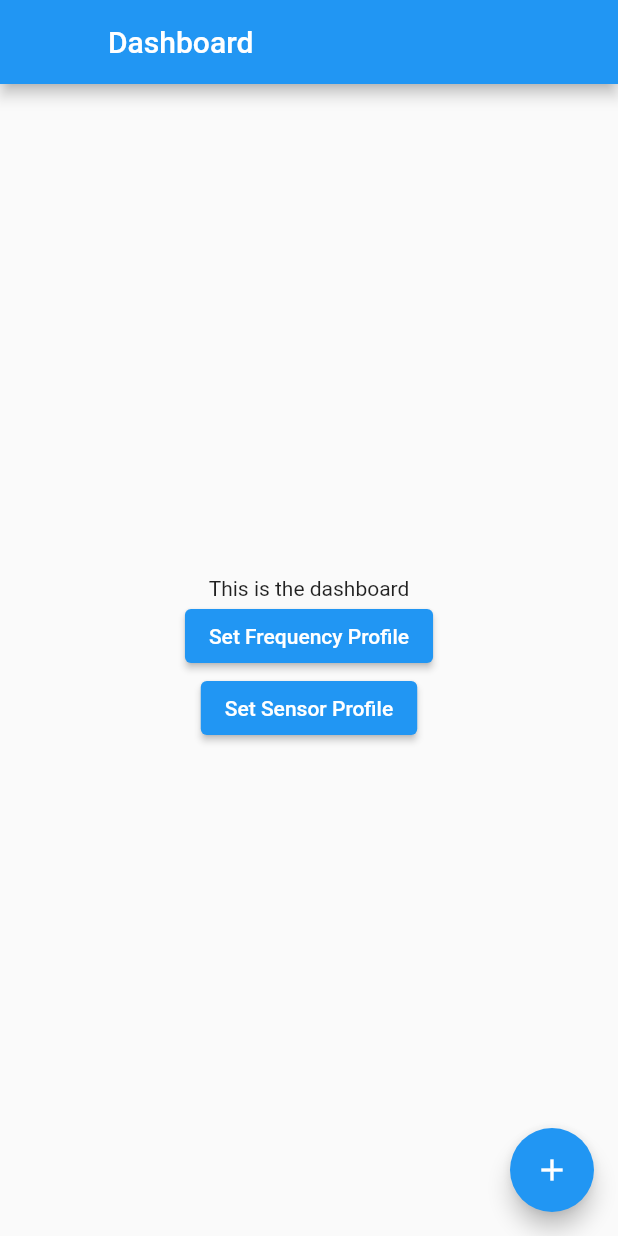
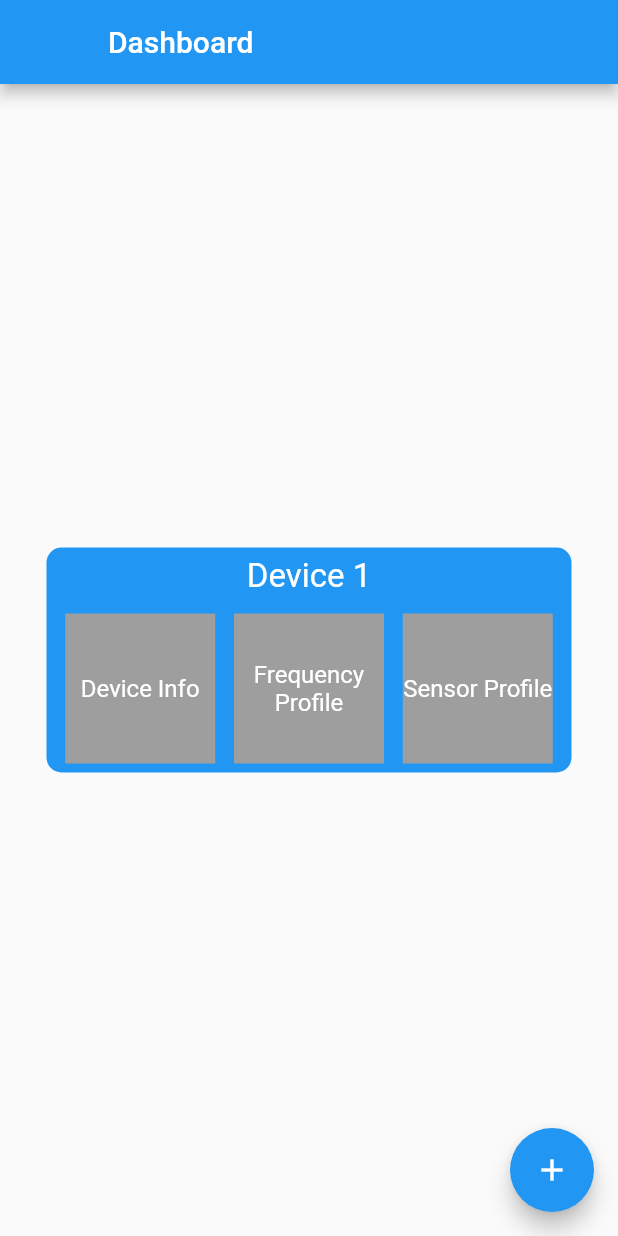
Before and after one commit to yaash45/mup-mobile-app, a Flutter app: the Dashboard screen opened directly, on a phone screen of 412 x 824 dp. Run offline on Flutter 3.47's test engine with Material 2 defaults, Android fonts, the phone set to English and light mode, and no system bars; our stand-ins replace cloud_firestore, firebase_auth, firebase_core; missing offline and left inert: customtogglebuttons; accounts and stored records are empty.

Commit message:
Update home_page.dart
Added device widgets to home page

```diff
--- a/lib/pages/home_page.dart
+++ b/lib/pages/home_page.dart
@@ -84,24 +84,80 @@ class _DashboardState extends State<Dashboard> {
       ),
       body: Center(
         child: Column(
-          mainAxisAlignment: MainAxisAlignment.center,
+          mainAxisAlignment: MainAxisAlignment.spaceEvenly,
           children: <Widget>[
-            Text(
-              'This is the dashboard',
+            Container(
+              height: 150.0,
+              width: 350.0,
+              decoration: BoxDecoration(
+                color: Colors.blue,
+                borderRadius: BorderRadius.all(Radius.circular(10.0))),
+              child: Column(
+                mainAxisAlignment: MainAxisAlignment.spaceAround,
+                children: <Widget>[
+                  Text("Device 1",
+                    style: TextStyle(color: Colors.white, fontSize: 22),
+                    textAlign: TextAlign.center,
+                  ),
+                  Row(
+                    mainAxisAlignment: MainAxisAlignment.spaceEvenly,
+                    children: <Widget>[
+                      Center(
+                        child: GestureDetector(
+                          onTap: () {
+                            //NAVIGATION TO DEVICE INFO PAGE GOES HERE
+                          },
+                          child: Container(
+                            height: 100.0,
+                            width: 100.0,
+                            color: Colors.grey,
+                            alignment: Alignment.center,
+                            child: Text("Device Info",
+                              style: TextStyle(color: Colors.white, fontSize: 16),
+                              textAlign: TextAlign.center,),
+                          ),
+                        ),
+                      ),
+                      Center(
+                        child: GestureDetector(
+                          onTap: () {
+                            _selectFrequencyProfilePage();
+                          },
+                          child: Container(
+                            height: 100.0,
+                            width: 100.0,
+                            color: Colors.grey,
+                            alignment: Alignment.center,
+                            child: Text("Frequency Profile",
+                              style: TextStyle(color: Colors.white, fontSize: 16),
+                              textAlign: TextAlign.center,),
+                          ),
+                        ),
+                      ),
+                      Center(
+                        child: GestureDetector(
+                          onTap: () {
+                            _setSensorProfilePage();
+                          },
+                          child: Container(
+                            height: 100.0,
+                            width: 100.0,
+                            color: Colors.grey,
+                            alignment: Alignment.center,
+                            child: Text("Sensor Profile",
+                              style: TextStyle(color: Colors.white, fontSize: 16),
+                              textAlign: TextAlign.center,),
+                          ),
+                        ),
+                      ),
+                    ],
+                  )
+                ],
+              ),
             ),
-            Container(
-                child: Column(
-              children: [
-                ElevatedButton(
-                  onPressed: _selectFrequencyProfilePage,
-                  child: Text('Set Frequency Profile'),
-                ),
-                ElevatedButton(
-                  onPressed: _setSensorProfilePage,
-                  child: Text('Set Sensor Profile'),
-                )
-              ],
-            )),
+
+            // MORE DEVICE WIDGETS CAN BE ADDED HERE
+
           ],
         ),
       ),
```
